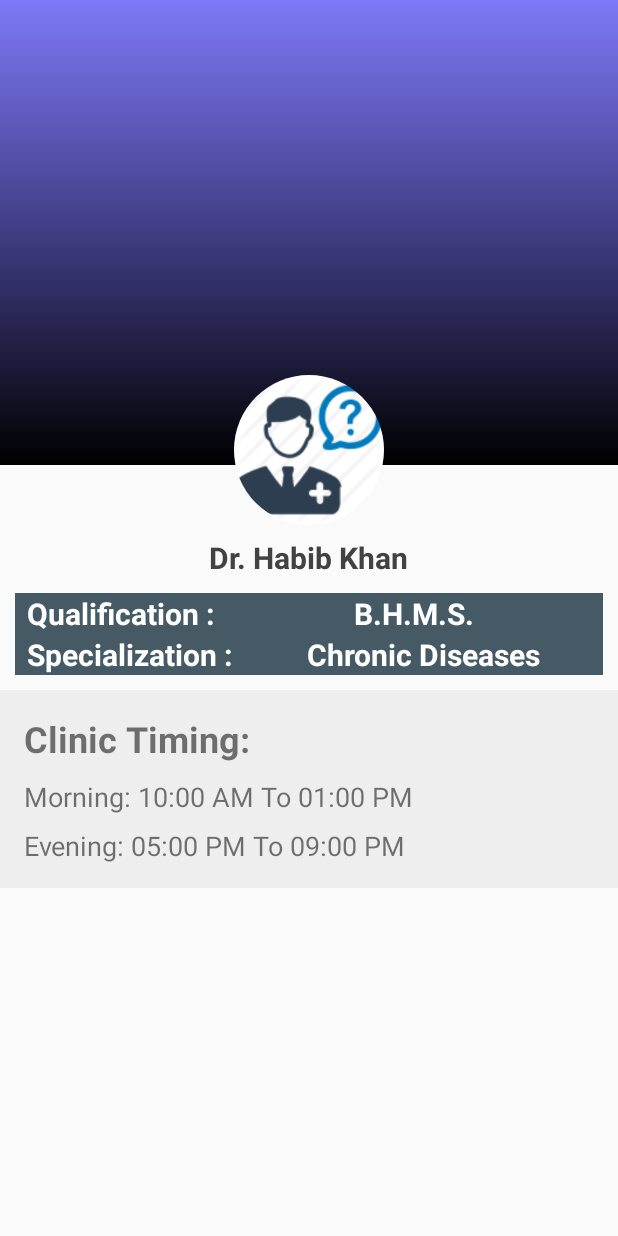
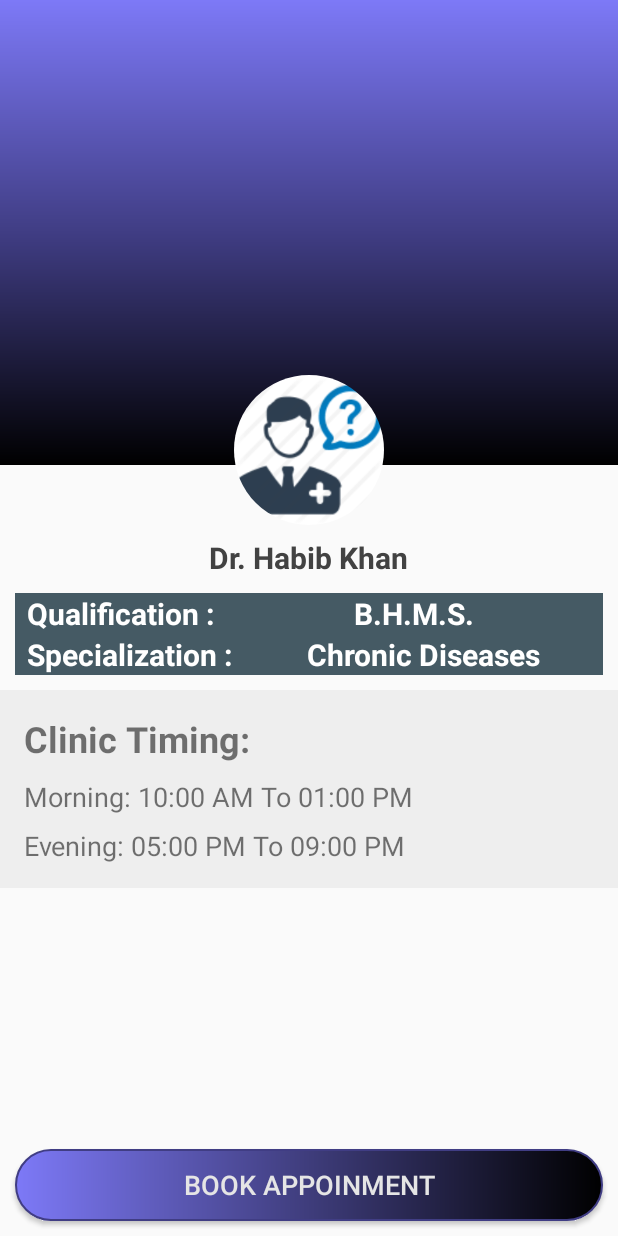
Before and after one commit to sagarGupta2411/HomeoCure, an Android app: the BookAppoinment screen opened directly, with no data from a screen before it, on a phone screen of 412 x 824 dp. Run offline under Robolectric (Android 15) with nearby library versions, the phone set to English and light mode, and no system bars; our stand-ins replace CircleImageView; 3 statements that could not run were skipped.

Commit message:
initial commit

```diff
--- a/app/build.gradle
+++ b/app/build.gradle
@@ -16,6 +16,10 @@ android {
             proguardFiles getDefaultProguardFile('proguard-android.txt'), 'proguard-rules.pro'
         }
     }
+    compileOptions {
+        targetCompatibility 1.8
+        sourceCompatibility 1.8
+    }
 }
 
 dependencies {
@@ -23,6 +27,7 @@ dependencies {
     implementation 'com.android.support:appcompat-v7:28.0.0-alpha3'
     implementation 'com.android.support.constraint:constraint-layout:1.1.2'
     testImplementation 'junit:junit:4.12'
+    implementation 'com.applandeo:material-calendar-view:1.4.0'
     androidTestImplementation 'com.android.support.test:runner:1.0.2'
     androidTestImplementation 'com.android.support.test.espresso:espresso-core:3.0.2'
     implementation 'com.wang.avi:library:2.1.3'
--- a/app/src/main/java/in/aplicatia/homeocure/BookAppoinment.java
+++ b/app/src/main/java/in/aplicatia/homeocure/BookAppoinment.java
@@ -1,13 +1,84 @@
 package in.aplicatia.homeocure;
 
+import android.annotation.SuppressLint;
+import android.os.AsyncTask;
 import android.support.v7.app.AppCompatActivity;
 import android.os.Bundle;
+import android.util.Log;
+import android.widget.TextView;
+import android.widget.Toast;
+
+import org.json.JSONException;
+import org.json.JSONObject;
+
+import java.io.IOException;
+
+import okhttp3.MediaType;
+import okhttp3.OkHttpClient;
+import okhttp3.Request;
+import okhttp3.RequestBody;
+import okhttp3.Response;
 
 public class BookAppoinment extends AppCompatActivity {
+
+    TextView name, specialization, qualification, morning, evening;
+
 
     @Override
     protected void onCreate(Bundle savedInstanceState) {
         super.onCreate(savedInstanceState);
         setContentView(R.layout.activity_book_appoinment);
+
+        new GetDetails().execute();
+    }
+
+    @SuppressLint("StaticFieldLeak")
+    class GetDetails extends AsyncTask<Void, Void, String>
+    {
+
+        @Override
+        protected String doInBackground(Void... voids) {
+            MediaType JSON
+                    = MediaType.parse("application/json; charset=utf-8");
+
+            OkHttpClient client = new OkHttpClient();
+
+            JSONObject json = new JSONObject();
+            try {
+                json.put("city",getIntent().getStringExtra("city"));
+                json.put("clinic_address",getIntent().getStringExtra("clinic"));
+            } catch (JSONException e) {
+                e.printStackTrace();
+            }
+
+            RequestBody body = RequestBody.create(JSON, json.toString());
+
+            Request request = new Request.Builder()
+                    .url("https://maytas.000webhostapp.com/get_doctor.php")
+                    .post(body)
+                    .build();
+            Response response = null;
+            try {
+                response = client.newCall(request).execute();
+            } catch (IOException e) {
+                e.printStackTrace();
+                Log.e("ist",e.getMessage());
+            }
+            try {
+                return response.body().string();
+            } catch (IOException e) {
+                e.printStackTrace();
+                Log.e("2nd",e.getMessage());
+
+            }
+            return "";
+        }
+
+        @Override
+        protected void onPostExecute(String s) {
+            super.onPostExecute(s);
+            Log.e("result",s+"");
+            Toast.makeText(BookAppoinment.this, s, Toast.LENGTH_SHORT).show();
+        }
     }
 }
--- a/app/src/main/java/in/aplicatia/homeocure/MainActivity.java
+++ b/app/src/main/java/in/aplicatia/homeocure/MainActivity.java
@@ -209,7 +209,7 @@ public class MainActivity extends AppCompatActivity {
                     go.setOnClickListener(new View.OnClickListener() {
                         @Override
                         public void onClick(View view) {
-                            startActivity(new Intent(MainActivity.this,BookAppoinment.class));
+                            startActivity(new Intent(MainActivity.this,BookAppoinment.class).putExtra("city",s).putExtra("clinic",spinner.getSelectedItem().toString()));
                         }
                     });
 
--- a/app/src/main/res/layout/activity_book_appoinment.xml
+++ b/app/src/main/res/layout/activity_book_appoinment.xml
@@ -38,7 +38,7 @@
             android:textColor="@color/cardview_dark_background"
             android:textSize="20dp"
             android:textStyle="bold"
-            android:id="@+id/tvName"/>
+            android:id="@+id/name"/>
 
 
 
@@ -75,7 +75,7 @@
                     android:layout_width="match_parent"
                     android:layout_height="wrap_content"
                     android:text="B.H.M.S."
-                    android:id="@+id/tvFatherName"
+                    android:id="@+id/qulification"
                     android:textColor="@color/colorWhite"
                     android:layout_marginLeft="8dp"
                     android:textStyle="bold"
@@ -98,7 +98,7 @@
                     android:layout_width="match_parent"
                     android:layout_height="wrap_content"
                     android:text="Chronic Diseases"
-                    android:id="@+id/tvMotherName"
+                    android:id="@+id/specialization"
                     android:textColor="@color/colorWhite"
                     android:layout_marginLeft="8dp"
                     android:textStyle="bold"
@@ -132,7 +132,7 @@
                 android:textSize="18dp"
                 android:layout_marginTop="10dp"
                 android:text="Morning: 10:00 AM To 01:00 PM"
-                android:id="@+id/tvStudentContact"/>
+                android:id="@+id/morning"/>
 
             <TextView
                 android:layout_width="wrap_content"
@@ -140,11 +140,22 @@
                 android:layout_marginTop="8dp"
                 android:textSize="18dp"
                 android:text="Evening: 05:00 PM To 09:00 PM"
-                android:id="@+id/tvEmail"/>
+                android:id="@+id/evening"/>
 
         </LinearLayout>
 
     </LinearLayout>
 
+    <Button
+        android:id="@+id/submit"
+        android:layout_width="match_parent"
+        android:layout_height="wrap_content"
+        android:layout_margin="10dp"
+        android:background="@drawable/button_layout"
+        android:text="Book Appoinment"
+        android:layout_alignParentBottom="true"
+        android:textColor="#e5e5e5"
+        android:textSize="18dp" />
+
 
 </RelativeLayout>
```
Also changed, not shown: app/src/main/AndroidManifest.xml (+11 -1 lines), app/src/main/java/in/aplicatia/homeocure/TestCalander.java (added, +86 -0 lines), app/src/main/res/layout/activity_test_calander.xml (added, +16 -0 lines), app/src/main/res/drawable/ic_chevron_left_black_24dp.png (added), app/src/main/res/drawable/ic_chevron_right_black_24dp.png (added).
